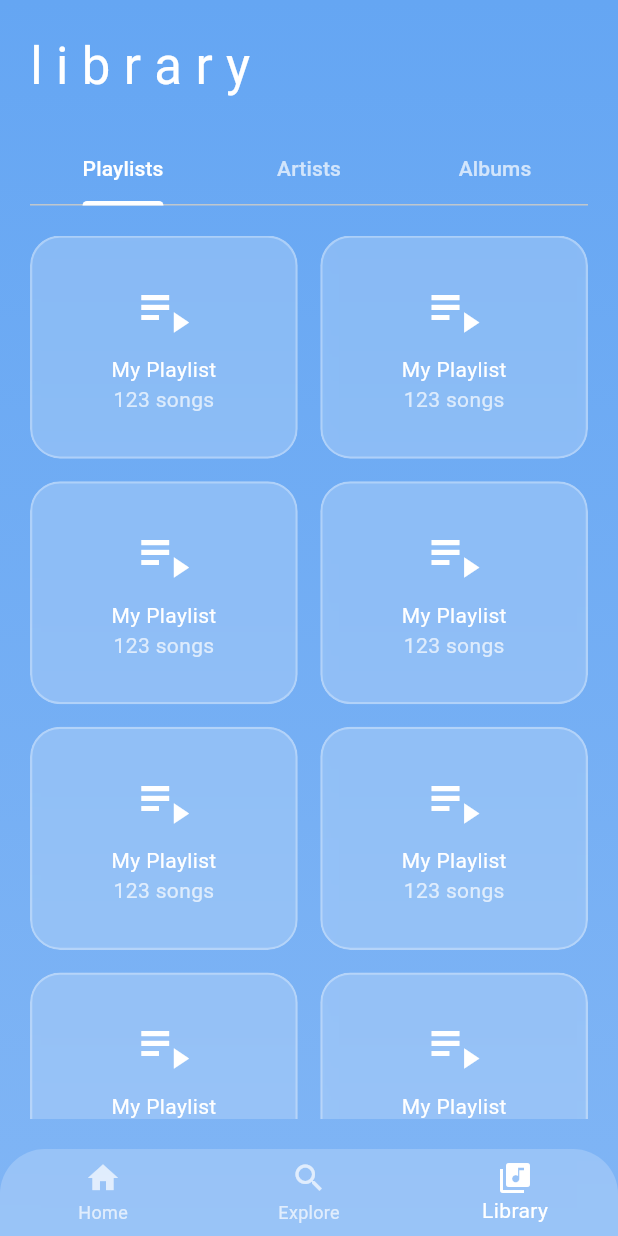
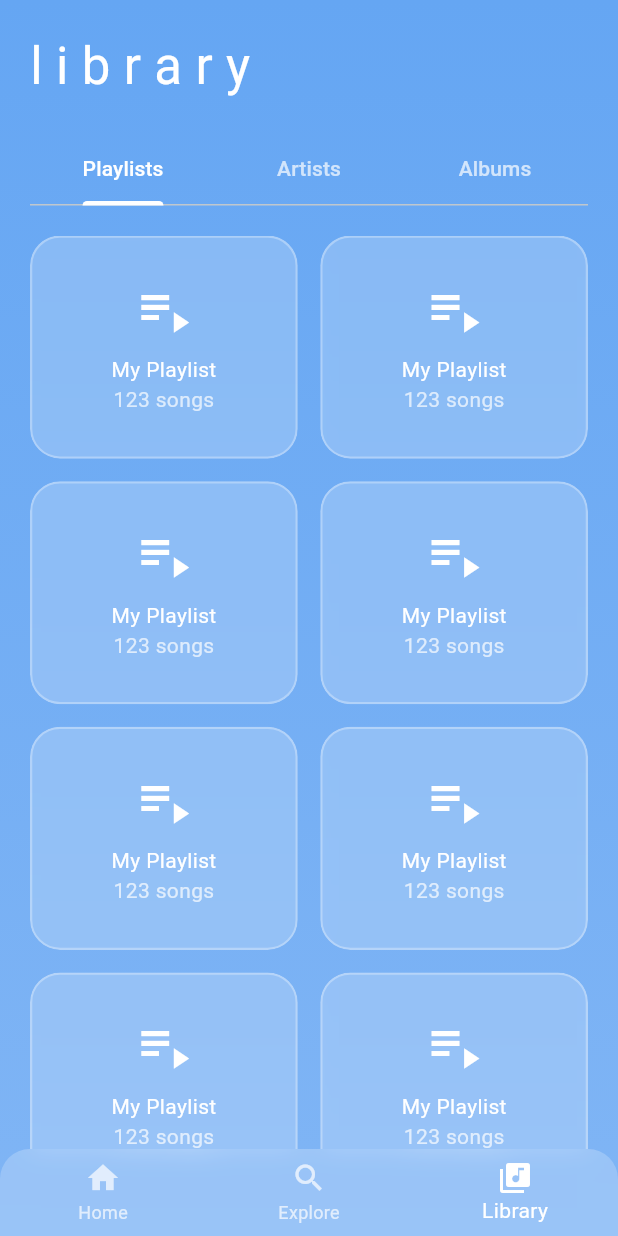
Before and after one commit to sabure-dev/oasis, a Flutter app: the screen it shows after launch, swiped to page 3, on a phone screen of 412 x 824 dp. Run offline on Flutter 3.47's test engine with Material 3 defaults, Android fonts, the light colour scheme and no system bars; our stand-ins replace just_audio.

Commit message:
feat: add mobile player support

```diff
--- a/mobile/oasis/lib/main.dart
+++ b/mobile/oasis/lib/main.dart
@@ -155,10 +155,18 @@ class _AppShellState extends State<AppShell> {
                   },
                   children: _widgetOptions,
                 ),
-                bottomNavigationBar: ClipRRect(
+                bottomNavigationBar: Consumer<PlayerProvider>(
+                  builder: (context, playerProvider, child) {
+                    return Column(
+                      mainAxisSize: MainAxisSize.min,
+                      children: [
+                        const PlayerScreen(),
+                        if (playerProvider.currentTrack != null)
+                          const SizedBox(height: 12.0),
+                        ClipRRect(
                           borderRadius: const BorderRadius.only(
-                    topLeft: Radius.circular(30.0),
-                    topRight: Radius.circular(30.0),
+                            topLeft: Radius.circular(20.0),
+                            topRight: Radius.circular(20.0),
                           ),
                           child: BackdropFilter(
                             filter: ImageFilter.blur(sigmaX: 10.0, sigmaY: 10.0),
@@ -186,6 +194,10 @@ class _AppShellState extends State<AppShell> {
                             ),
                           ),
                         ),
+                      ],
+                    );
+                  },
+                ),
               ),
             );
           }
--- a/mobile/oasis/lib/screens/home_screen.dart
+++ b/mobile/oasis/lib/screens/home_screen.dart
@@ -16,7 +16,7 @@ class HomeScreen extends StatelessWidget {
         ),
         child: SafeArea(
           child: Padding(
-            padding: const EdgeInsets.all(20.0),
+            padding: const EdgeInsets.only(right: 20.0, left: 20.0, top: 20.0,),
             child: Column(
               crossAxisAlignment: CrossAxisAlignment.start,
               children: [
--- a/mobile/oasis/lib/screens/library_screen.dart
+++ b/mobile/oasis/lib/screens/library_screen.dart
@@ -20,7 +20,7 @@ class LibraryScreen extends StatelessWidget {
       child: Scaffold(
         body: SafeArea(
           child: Padding(
-            padding: const EdgeInsets.all(20.0),
+            padding: const EdgeInsets.only(right: 20.0, left: 20.0, top: 20.0,),
             child: Column(
               crossAxisAlignment: CrossAxisAlignment.start,
               children: [
--- a/mobile/oasis/lib/screens/search_screen.dart
+++ b/mobile/oasis/lib/screens/search_screen.dart
@@ -95,7 +95,7 @@ class _SearchScreenState extends State<SearchScreen> {
     return Scaffold(
       body: SafeArea(
         child: Padding(
-          padding: const EdgeInsets.all(20.0),
+          padding: const EdgeInsets.only(right: 20.0, left: 20.0, top: 20.0,),
           child: Column(
             crossAxisAlignment: CrossAxisAlignment.start,
             children: [
@@ -136,7 +136,7 @@ class _SearchScreenState extends State<SearchScreen> {
                               }
                               final track = _searchResults[index];
                               return Padding(
-                                padding: const EdgeInsets.symmetric(vertical: 8.0),
+                                padding: const EdgeInsets.symmetric(vertical: 6.0),
                                 child: GlassCard(
                                   child: ListTile(
                                     onTap: () {
--- a/mobile/oasis/lib/services/api_service.dart
+++ b/mobile/oasis/lib/services/api_service.dart
@@ -3,7 +3,7 @@ import 'package:http/http.dart' as http;
 import 'package:oasis/models/track.dart';
 
 class ApiService {
-  static const String _baseUrl = 'http://127.0.0.1:8000/api/v1';
+  static const String _baseUrl = 'http://192.168.3.22:8000/api/v1';
 
   Future<List<Track>> search(String query, {int offset = 0}) async {
     final response = await http.get(Uri.parse('$_baseUrl/search?query=$query&offset=$offset'));
```
Lines whose indentation alone changed are shown as unchanged.
